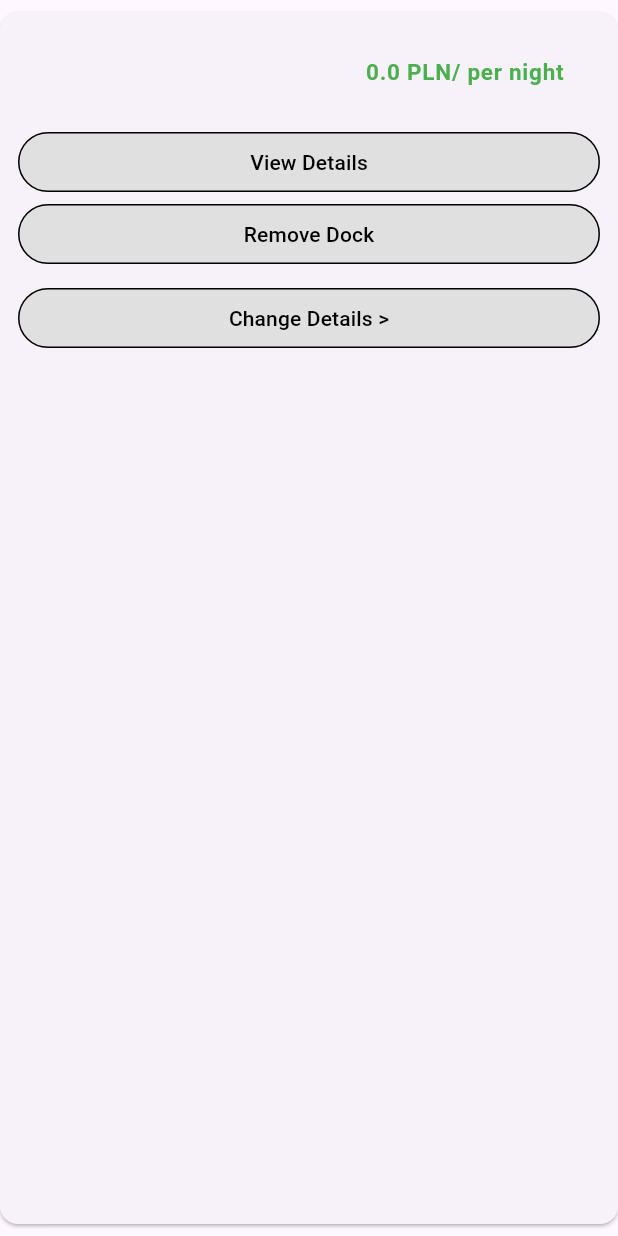
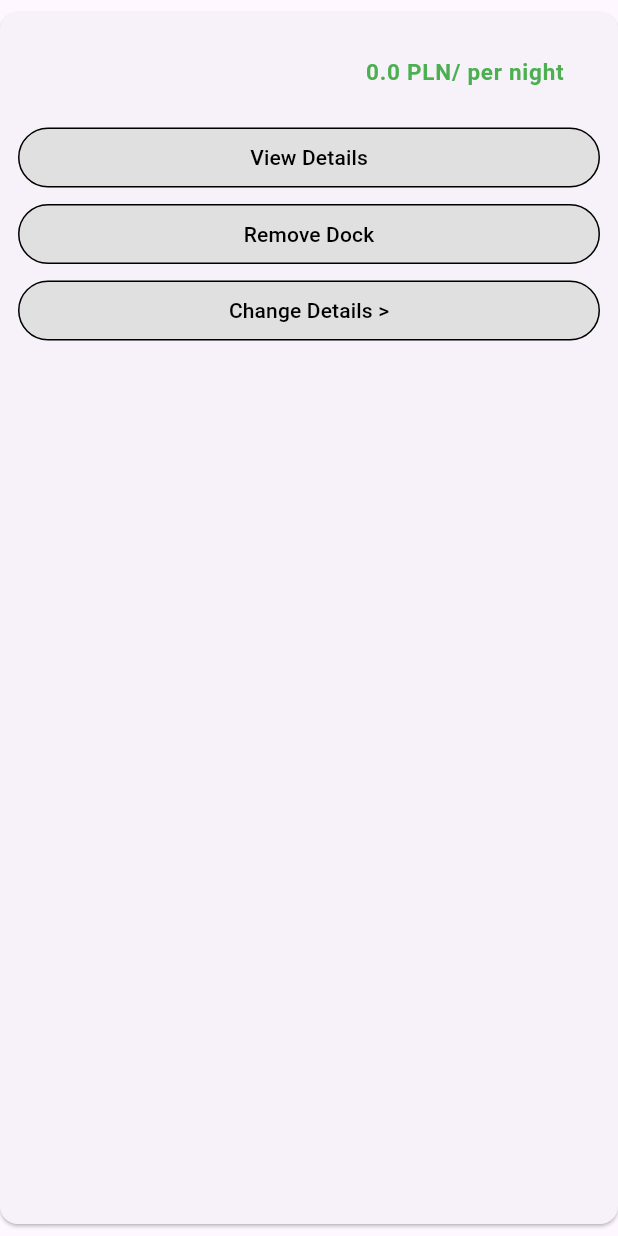
Before and after one commit to SE2-GMMWZ/mobile-frontend, a Flutter app: the MyDockItem widget shown alone on an empty page, opened directly with empty values, on a phone screen of 412 x 824 dp. Run offline on Flutter 3.47's test engine with Material 3 defaults, Android fonts, the light colour scheme and no system bars; our stand-ins replace cookie_jar, dio, dio_cookie_manager, shared_preferences; missing offline and left inert: flutter_stripe; accounts and stored records are empty; network calls fail.

Commit message:
update dock

```diff
--- a/lib/dockOwner/edit_dock.dart
+++ b/lib/dockOwner/edit_dock.dart
@@ -178,9 +178,12 @@ class _EditDockPageState extends State<EditDockPage> {
                               "latitude": widget.dock.latitude,
                               "longitude": widget.dock.longitude,
                             },
+                            "description": widget.dock.description ?? '',
+                            "owner_id": widget.dock.owner_id,
+                            "services": _servicesController.text.trim(),
+                            "services_pricing": widget.dock.services_pricing ?? 0,
                             "price_per_night": double.tryParse(_priceNightController.text) ?? 0,
                             "price_per_person": double.tryParse(_pricePersonController.text) ?? 0,
-                            "services": _servicesController.text.trim(),
                             "availability": _availability,
                           };
 
--- a/lib/dockOwner/my_dock_item.dart
+++ b/lib/dockOwner/my_dock_item.dart
@@ -7,8 +7,14 @@ import '../data/docking_spot_data.dart';
 class MyDockItem extends StatelessWidget {
   final DockingSpotData spot;
   final Future<UserProfile?> currentUser;
+  final VoidCallback? onUpdated;
 
-  const MyDockItem({super.key, required this.spot, required this.currentUser});
+  const MyDockItem({
+    super.key,
+    required this.spot,
+    required this.currentUser,
+    this.onUpdated,
+  });
 
   @override
   Widget build(BuildContext context) {
@@ -25,7 +31,7 @@ class MyDockItem extends StatelessWidget {
                 style: TextStyle(color: Colors.green, fontWeight: FontWeight.bold, fontSize: 15),
               ),
             ),
-            SizedBox(height: 8),
+            SizedBox(height: 5),
             Row(
               children: [
                 Expanded(
@@ -39,36 +45,40 @@ class MyDockItem extends StatelessWidget {
                       );
                     },
                     style: OutlinedButton.styleFrom(
-                      side: BorderSide(color: Colors.black), // Black border
-                      backgroundColor: Colors.grey[300], // Light grey background
+                      side: BorderSide(color: Colors.black),
+                      backgroundColor: Colors.grey[300],
                     ),
                     child: Text('View Details', style: TextStyle(color: Colors.black)),
                   ),
                 ),
               ],
             ),
+            SizedBox(height: 3),
             Row(
               children: [
                 Expanded(
                   child: OutlinedButton(
                     onPressed: () {},
                     style: OutlinedButton.styleFrom(
-                      side: BorderSide(color: Colors.black), // Black border
-                      backgroundColor: Colors.grey[300], // Light grey background
+                      side: BorderSide(color: Colors.black),
+                      backgroundColor: Colors.grey[300],
                     ),
                     child: Text('Remove Dock', style: TextStyle(color: Colors.black)),
                   ),
                 ),
               ],
             ),
-            SizedBox(height: 8),
+            SizedBox(height: 3),
             Row(
               children: [
                 Expanded(
                   child: OutlinedButton(
-                    onPressed: () {
-                      Navigator.push(context,
-                        MaterialPageRoute(builder: (context) => EditDockPage(dock: spot,)));
+                    onPressed: () async {
+                      await Navigator.push(
+                        context,
+                        MaterialPageRoute(builder: (context) => EditDockPage(dock: spot)),
+                      );
+                      if (onUpdated != null) onUpdated!();
                     },
                     style: OutlinedButton.styleFrom(
                       side: BorderSide(color: Colors.black),
--- a/lib/dockOwner/my_docks.dart
+++ b/lib/dockOwner/my_docks.dart
@@ -68,6 +68,7 @@ class _MyDocksPageState extends State<MyDocksPage> {
                     context,
                     MaterialPageRoute(builder: (context) => AddDockPage(currentUser: _currentUserFuture,)),
                   );
+                  _loadDockingSpots();
                 },
                 icon: Icon(Icons.add),
                 label: Text('Add Dock'),
@@ -85,7 +86,7 @@ class _MyDocksPageState extends State<MyDocksPage> {
                       ? Center(child: Text('No matching docking spots.'))
                       : ListView(
                           children: spots
-                              .map((spot) => MyDockItem(spot: spot, currentUser: _currentUserFuture,))
+                              .map((spot) => MyDockItem(spot: spot, currentUser: _currentUserFuture, onUpdated: _loadDockingSpots,))
                               .toList(),
                         ),
             ),
```
